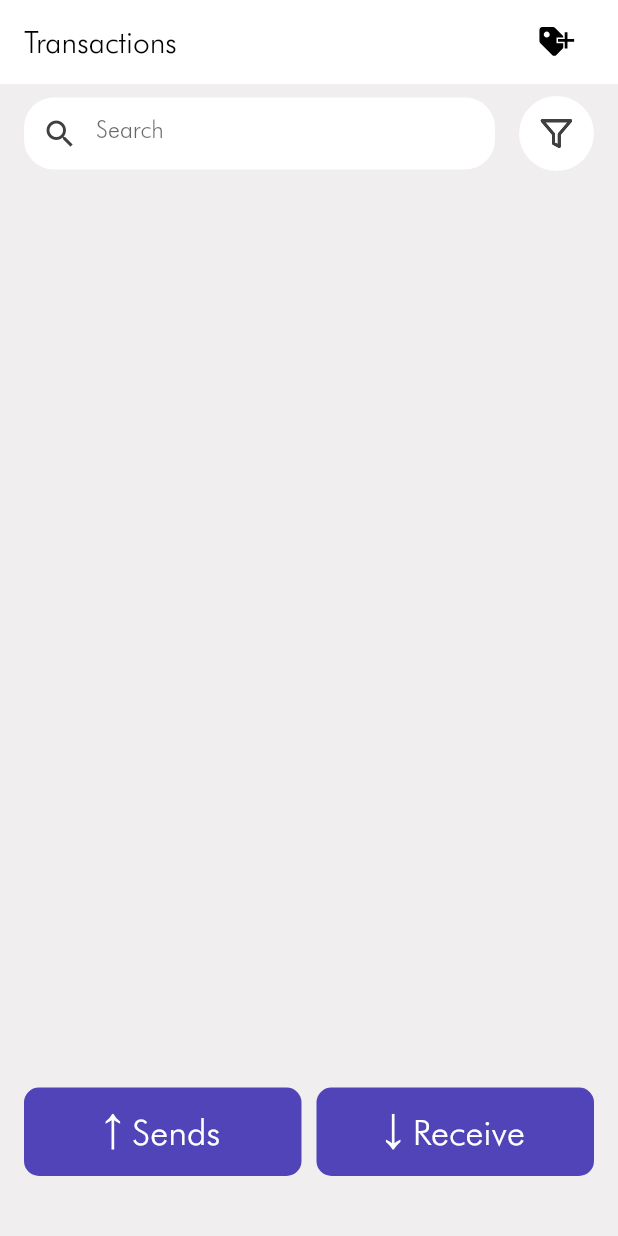
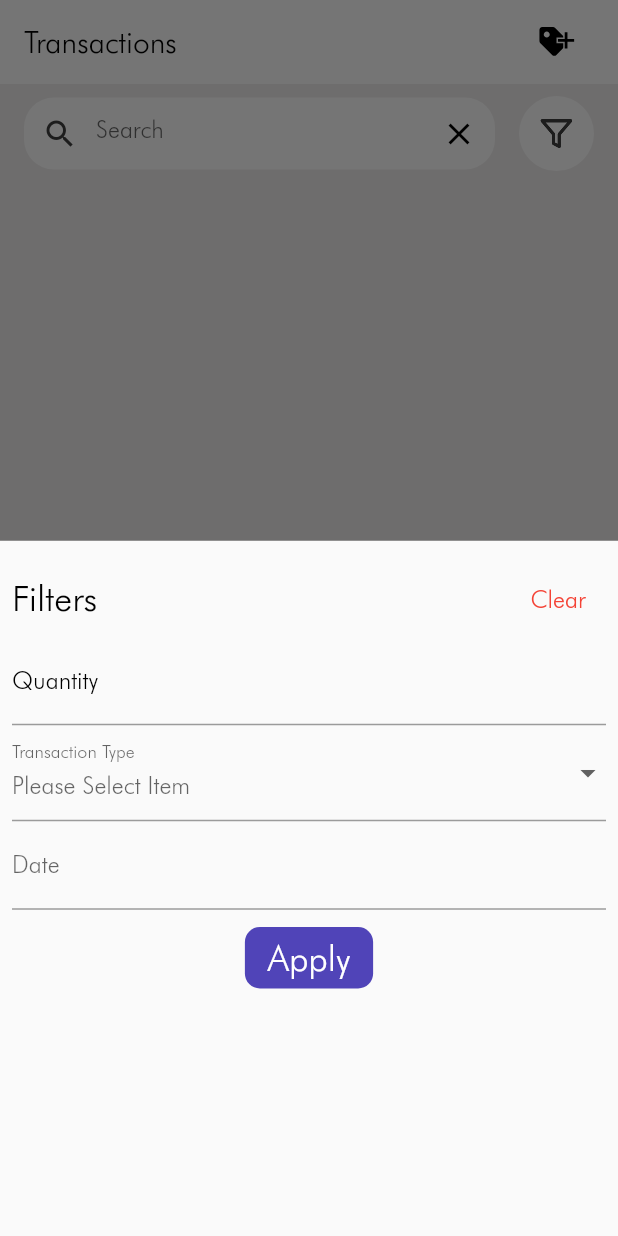
Before and after one commit to moj-al3/sary_assessment, a Flutter app: the screen it shows after launch, after a tap on an icon or button, on a phone screen of 412 x 824 dp. Run offline on Flutter 3.47's test engine with Material 2 defaults, Android fonts, the light colour scheme and no system bars; our stand-ins replace flutter_svg, hive, image_picker; accounts and stored records are empty.

Commit message:
finished searching and filtering area

```diff
--- a/lib/components/custom_date_input.dart
+++ b/lib/components/custom_date_input.dart
@@ -4,10 +4,12 @@ import 'package:intl/intl.dart';
 class CustomDateInput extends StatefulWidget {
   final String? label;
   final TextAlign? fieldTextAlign;
-  final String? initialValue;
+  final DateTime? initialValue;
   final Function onSave;
   final TextEditingController? controller;
   final TextInputType? keyboardType;
+  final bool includeTime;
+  final Function validator;
 
   const CustomDateInput({
     Key? key,
@@ -16,6 +18,8 @@ class CustomDateInput extends StatefulWidget {
     this.initialValue,
     this.controller,
     this.keyboardType,
+    this.includeTime = false,
+    required this.validator,
     required this.onSave,
   }) : super(key: key);
 
@@ -28,7 +32,11 @@ class _CustomDateInputState extends State<CustomDateInput> {
   DateTime? date;
   @override
   void initState() {
-    dateinput.text = "";
+    if (widget.initialValue != null) {
+      date = widget.initialValue;
+      dateinput.text = formateDate(date);
+    }
+
     super.initState();
   }
 
@@ -42,11 +50,17 @@ class _CustomDateInputState extends State<CustomDateInput> {
       readOnly: true,
       onTap: pickDate,
       onSaved: (value) => widget.onSave(date),
-      validator: (String? value) {
-        if (value == null || value.isEmpty) return "Please Pick a Date";
-        return null;
-      },
+      validator: (value) => widget.validator(value),
     );
+  }
+
+  String formateDate(DateTime? dateToFormat) {
+    if (dateToFormat == null) return "";
+    if (widget.includeTime) {
+      return DateFormat('yyyy-MM-dd hh:mm a').format(dateToFormat);
+    } else {
+      return DateFormat('yyyy-MM-dd').format(dateToFormat);
+    }
   }
 
   Future<void> pickDate() async {
@@ -59,24 +73,21 @@ class _CustomDateInputState extends State<CustomDateInput> {
       firstDate: DateTime(2000),
       lastDate: DateTime(2101),
     );
-    if (pickedDate != null) {
+
+    if (pickedDate == null) return;
+
+    if (widget.includeTime) {
       pickedTime = await showTimePicker(
         context: context,
         initialTime: TimeOfDay.now(),
       );
+      if (pickedTime == null) return;
     }
-    if (pickedDate != null && pickedTime != null) {
-      date = pickedDate = DateTime(pickedDate.year, pickedDate.month,
-          pickedDate.day, pickedTime.hour, pickedTime.minute);
-      String formattedDate = DateFormat('yyyy-MM-dd hh:mm a').format(date!);
-      setState(() {
-        dateinput.text = formattedDate;
-      });
-    } else {
-      date = null;
-      setState(() {
-        dateinput.text = "";
-      });
-    }
+
+    date = widget.includeTime
+        ? DateTime(pickedDate.year, pickedDate.month, pickedDate.day,
+            pickedTime!.hour, pickedTime.minute)
+        : pickedDate;
+    setState(() => dateinput.text = formateDate(date));
   }
 }
--- a/lib/components/custom_dropdown_form_field.dart
+++ b/lib/components/custom_dropdown_form_field.dart
@@ -1,5 +1,4 @@
 import 'package:flutter/material.dart';
-import 'package:sary_assessment/components/custom_text.dart';
 
 class CustomDropDownFormField<T> extends StatefulWidget {
   final List<T> list;
--- a/lib/core/util/custom_toast.dart
+++ b/lib/core/util/custom_toast.dart
@@ -51,7 +51,7 @@ class CustomToast {
     overlay.insert(entry);
     Future.delayed(
       Duration(seconds: (duration.inSeconds + 1)),
-      () => entry.remove,
+      entry.remove,
     );
   }
 }
--- a/lib/providers/transactions_provider.dart
+++ b/lib/providers/transactions_provider.dart
@@ -1,11 +1,30 @@
 import 'package:flutter/material.dart';
 import 'package:hive/hive.dart';
+import 'package:sary_assessment/core/util/datetime_extensions.dart';
 import 'package:sary_assessment/models/item.dart';
 import 'package:sary_assessment/models/transaction.dart';
 
 class TransactionsProvider with ChangeNotifier {
   final box = Hive.box("transactionsBox");
   List<Transaction> get transactions => box.values.toList().cast();
+
+  Map filters = {
+    "quantity": null,
+    "transactionType": null,
+    "date": null,
+  };
+  String query = "";
+
+  void updateFilters(Map newFilters) {
+    filters = newFilters;
+    notifyListeners();
+  }
+
+  void updateQuery(String newQuery) {
+    query = newQuery;
+    notifyListeners();
+  }
+
   Future<void> addTransaction({
     required String type,
     required Item item,
@@ -39,15 +58,43 @@ class TransactionsProvider with ChangeNotifier {
     notifyListeners();
   }
 
-  List<Transaction> getFilterd({required String query}) {
-    if (query.isEmpty) {
-      return transactions;
-    } else {
-      return transactions.where((element) {
+  List<Transaction> getFilterd() {
+    List<Transaction> filterdList = transactions;
+
+    if (filters["quantity"] != null) {
+      filterdList = filterdList
+          .where((element) => element.quantity == filters["quantity"])
+          .toList();
+    }
+    if (filters["transactionType"] != null) {
+      filterdList = filterdList
+          .where((element) => element.type == filters["transactionType"])
+          .toList();
+    }
+
+    if (filters["date"] != null) {
+      filterdList = filterdList
+          .where((element) => element.date.isSameDate(filters["date"]))
+          .toList();
+    }
+
+    if (query.isNotEmpty) {
+      filterdList = filterdList.where((element) {
         final elementLower = element.item.name.toLowerCase();
         final queryLower = query.toLowerCase();
         return elementLower.contains(queryLower);
       }).toList();
     }
+
+    return filterdList;
+  }
+
+  void clearFilters() {
+    filters = {
+      "quantity": null,
+      "transactionType": null,
+      "date": null,
+    };
+    notifyListeners();
   }
 }
--- a/lib/screens/items/components/item_card.dart
+++ b/lib/screens/items/components/item_card.dart
@@ -4,8 +4,6 @@ import 'package:sary_assessment/constants.dart';
 import 'package:sary_assessment/core/util/custom_toast.dart';
 import 'package:sary_assessment/models/item.dart';
 import 'package:sary_assessment/providers/items_provider.dart';
-import 'package:sary_assessment/screens/items/items_screen.dart';
-import 'package:sary_assessment/screens/transactions/transactions_screen.dart';
 
 class ItemCard extends StatelessWidget {
   final String appPath;
--- a/lib/screens/transactions/components/components.dart
+++ b/lib/screens/transactions/components/components.dart
@@ -4,3 +4,4 @@ export 'search_area.dart';
 export 'transaction_card.dart';
 export 'transaction_details_card.dart';
 export 'transactions_list_view.dart';
+export 'filters_menu.dart';
--- /dev/null
+++ b/lib/screens/transactions/components/filters_menu.dart
@@ -0,0 +1,120 @@
+import 'package:flutter/material.dart';
+import 'package:provider/provider.dart';
+import 'package:sary_assessment/components/components.dart';
+import 'package:sary_assessment/components/custom_text.dart';
+import 'package:sary_assessment/constants.dart';
+import 'package:sary_assessment/providers/transactions_provider.dart';
+
+class FiltersMenu extends StatelessWidget {
+  FiltersMenu({
+    Key? key,
+  }) : super(key: key);
+
+  final GlobalKey<FormState> _formKey = GlobalKey<FormState>();
+
+  int? quantity;
+  String? transactionType;
+  DateTime? selectedDate;
+
+  @override
+  Widget build(BuildContext context) {
+    Map filters = Provider.of<TransactionsProvider>(context).filters;
+    return Form(
+      key: _formKey,
+      child: Padding(
+        padding: const EdgeInsets.symmetric(horizontal: 8.0, vertical: 16),
+        child: Column(
+          crossAxisAlignment: CrossAxisAlignment.start,
+          children: [
+            Row(
+              mainAxisAlignment: MainAxisAlignment.spaceBetween,
+              children: [
+                const CustomText(
+                  "Filters",
+                  fontSize: 24,
+                ),
+                TextButton(
+                  child: const CustomText(
+                    "Clear",
+                    color: Colors.red,
+                  ),
+                  onPressed: () {
+                    Provider.of<TransactionsProvider>(context, listen: false)
+                        .clearFilters();
+                    Navigator.pop(context);
+                  },
+                )
+              ],
+            ),
+            CustomTextFormField(
+              label: "Quantity",
+              keyboardType: TextInputType.number,
+              initialValue: filters["quantity"] != null
+                  ? filters["quantity"].toString()
+                  : "",
+              onSave: (String value) =>
+                  {if (value.isNotEmpty) quantity = int.parse(value)},
+              validator: (value) {
+                if (value.isNotEmpty && int.tryParse(value) == null) {
+                  return "Only Whole numbers are accepted";
+                }
+                return null;
+              },
+            ),
+            CustomDropDownFormField<String>(
+              label: "Transaction Type",
+              list: const ["inbound", "outbound"],
+              mapper: (type) => type,
+              initalObject: filters["transactionType"],
+              validator: (_) => null,
+              onSave: (value) => transactionType = value!,
+            ),
+            CustomDateInput(
+              initialValue: filters["date"],
+              validator: (value) => null,
+              onSave: (date) => selectedDate = date,
+            ),
+            const SizedBox(
+              height: 8,
+            ),
+            Row(
+              mainAxisAlignment: MainAxisAlignment.center,
+              children: [
+                TextButton(
+                  style: ButtonStyle(
+                    backgroundColor:
+                        MaterialStateProperty.all<Color>(xprimaryColor),
+                    padding: MaterialStateProperty.all<EdgeInsets>(
+                      const EdgeInsets.symmetric(vertical: 6, horizontal: 15),
+                    ),
+                    shape: MaterialStateProperty.all<RoundedRectangleBorder>(
+                      RoundedRectangleBorder(
+                        borderRadius: BorderRadius.circular(10.0),
+                      ),
+                    ),
+                  ),
+                  child: const Text(
+                    "Apply",
+                    style: TextStyle(fontSize: 24, color: Colors.white),
+                  ),
+                  onPressed: () {
+                    if (_formKey.currentState!.validate()) {
+                      _formKey.currentState!.save();
+                      Provider.of<TransactionsProvider>(context, listen: false)
+                          .updateFilters({
+                        "quantity": quantity,
+                        "transactionType": transactionType,
+                        "date": selectedDate,
+                      });
+                      Navigator.pop(context);
+                    }
+                  },
+                )
+              ],
+            ),
+          ],
+        ),
+      ),
+    );
+  }
+}
--- a/lib/screens/transactions/components/floating_area.dart
+++ b/lib/screens/transactions/components/floating_area.dart
@@ -30,7 +30,7 @@ class FloatingArea extends StatelessWidget {
                     MaterialPageRoute(
                       builder: (BuildContext context) =>
                           const AddTransactionDialog(
-                        type: "inbound",
+                        type: "outbound",
                       ),
                       fullscreenDialog: true,
                     ),
--- a/lib/screens/transactions/components/search_area.dart
+++ b/lib/screens/transactions/components/search_area.dart
@@ -3,16 +3,30 @@ import 'package:flutter_svg/svg.dart';
 import 'package:provider/provider.dart';
 import 'package:sary_assessment/constants.dart';
 import 'package:sary_assessment/providers/transactions_provider.dart';
+import 'package:sary_assessment/screens/transactions/components/components.dart';
 
-class SearchArea extends StatelessWidget {
-  final Function(String) onChanged;
+class SearchArea extends StatefulWidget {
   const SearchArea({
     Key? key,
-    required this.onChanged,
   }) : super(key: key);
 
   @override
+  State<SearchArea> createState() => _SearchAreaState();
+}
+
+class _SearchAreaState extends State<SearchArea> {
+  final _controller = TextEditingController();
+  @override
+  void initState() {
+    super.initState();
+  }
+
+  @override
   Widget build(BuildContext context) {
+    _controller.addListener(
+      () => Provider.of<TransactionsProvider>(context, listen: false)
+          .updateQuery(_controller.text),
+    );
     return Padding(
       padding: const EdgeInsets.symmetric(horizontal: 16),
       child: Form(
@@ -25,15 +39,20 @@ class SearchArea extends StatelessWidget {
                   color: Colors.white,
                 ),
                 child: TextFormField(
-                  decoration: const InputDecoration(
+                  controller: _controller,
+                  decoration: InputDecoration(
                     border: InputBorder.none,
-                    prefixIcon: Icon(
+                    prefixIcon: const Icon(
                       Icons.search,
                       color: xHeadingFontColor,
                     ),
+                    suffixIcon: IconButton(
+                      color: Colors.black,
+                      onPressed: _controller.clear,
+                      icon: const Icon(Icons.clear),
+                    ),
                     hintText: "Search",
                   ),
-                  onChanged: onChanged,
                 ),
               ),
             ),
@@ -42,8 +61,10 @@ class SearchArea extends StatelessWidget {
             ),
             FilterButton(
               onPressed: () async {
-                await Provider.of<TransactionsProvider>(context, listen: false)
-                    .deleteAll();
+                showModalBottomSheet(
+                  context: context,
+                  builder: (_) => FiltersMenu(),
+                );
               },
             ),
           ],
--- a/lib/screens/transactions/components/transactions_list_view.dart
+++ b/lib/screens/transactions/components/transactions_list_view.dart
@@ -5,17 +5,16 @@ import 'package:sary_assessment/providers/transactions_provider.dart';
 import 'package:sary_assessment/screens/transactions/components/components.dart';
 
 class TransactionsListView extends StatelessWidget {
+  final String query;
   const TransactionsListView({
     Key? key,
     required this.query,
   }) : super(key: key);
 
-  final String query;
-
   @override
   Widget build(BuildContext context) {
     List<Transaction> filterdTransactions =
-        Provider.of<TransactionsProvider>(context).getFilterd(query: query);
+        Provider.of<TransactionsProvider>(context).getFilterd();
     return ListView.builder(
       itemCount: filterdTransactions.length,
       itemBuilder: (BuildContext context, int index) => TransactionCard(
--- a/lib/screens/transactions/transactions_screen.dart
+++ b/lib/screens/transactions/transactions_screen.dart
@@ -13,7 +13,6 @@ class TransactionsScreen extends StatefulWidget {
 
 class _TransactionsScreenState extends State<TransactionsScreen> {
   String query = "";
-
   @override
   Widget build(BuildContext context) {
     return Scaffold(
@@ -46,13 +45,7 @@ class _TransactionsScreenState extends State<TransactionsScreen> {
           Column(
             children: [
               const SizedBox(height: 8),
-              SearchArea(
-                onChanged: (text) => setState(
-                  () {
-                    query = text;
-                  },
-                ),
-              ),
+              const SearchArea(),
               const SizedBox(height: 5),
               Expanded(
                 child: TransactionsListView(
```
Also changed, not shown: lib/core/util/datetime_extensions.dart (added, +16 -0 lines), lib/screens/transactions/dialog/add_transaction_dialog.dart (+11 -3 lines).
